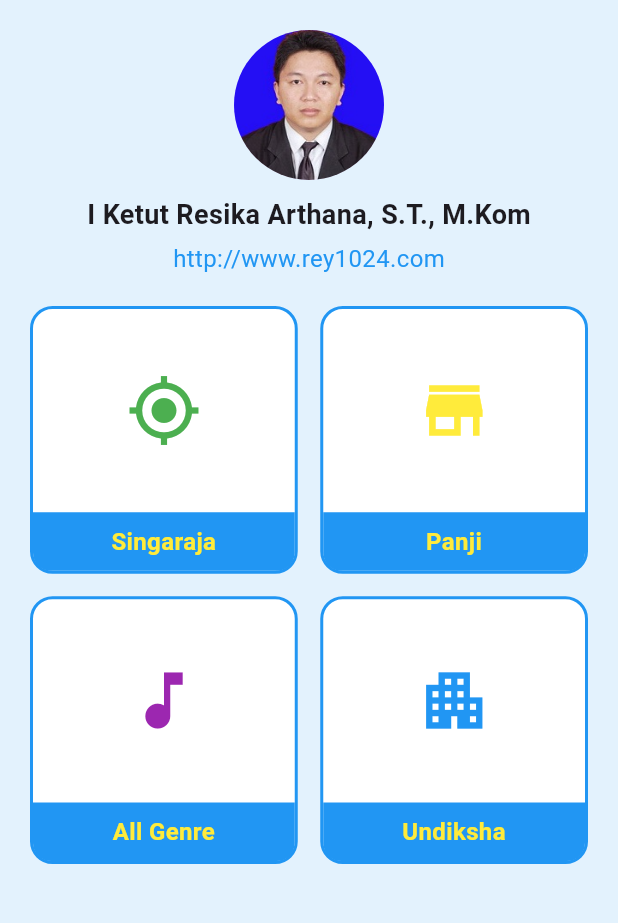
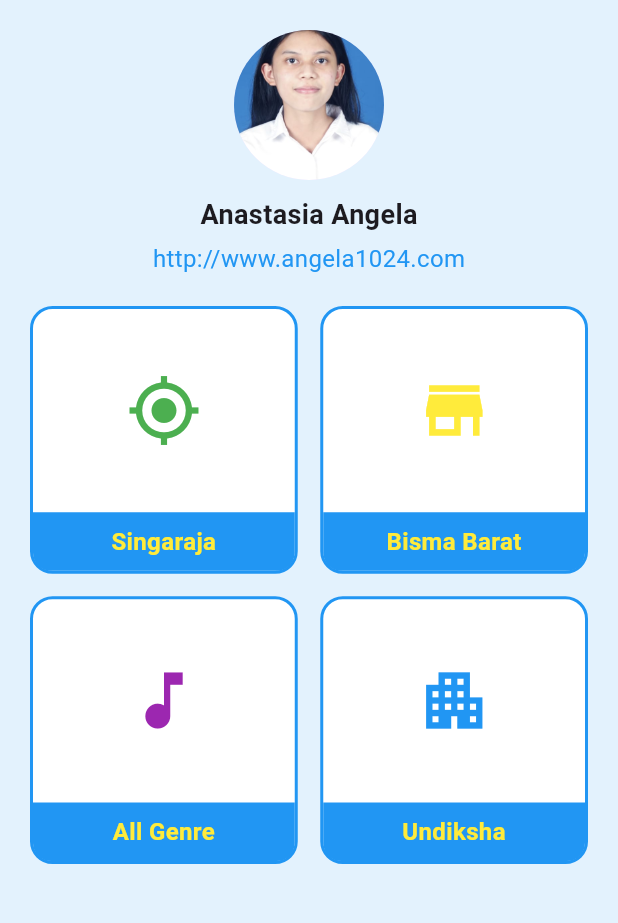
Before and after one commit to anastasiangela/flutter_application_1, a Flutter app: the screen it shows after launch, on a phone screen of 412 x 824 dp, the part 84-1007 px from its top. Run offline on Flutter 3.47's test engine with Material 3 defaults, Android fonts, the phone set to English and light mode, and no system bars.

Commit message:
Update beberapa file

```diff
--- a/lib/main.dart
+++ b/lib/main.dart
@@ -38,21 +38,21 @@ class ProfileScreen extends StatelessWidget {
           CircleAvatar(
             radius: 50,
             backgroundImage: AssetImage(
-              'assets/foto.jpg',
+              'assets/pasfoto.jpg',
             ), // Gambar dari folder assets
           ),
           const SizedBox(height: 10),
 
           // Nama pengguna
           const Text(
-            'I Ketut Resika Arthana, S.T., M.Kom',
+            'Anastasia Angela',
             style: TextStyle(fontSize: 18, fontWeight: FontWeight.bold),
           ),
           const SizedBox(height: 5),
 
           // Link website
           const Text(
-            'http://www.rey1024.com',
+            'http://www.angela1024.com',
             style: TextStyle(fontSize: 16, color: Colors.blue),
           ),
           const SizedBox(height: 20),
@@ -67,7 +67,7 @@ class ProfileScreen extends StatelessWidget {
                 crossAxisSpacing: 15, // Jarak antar kolom
                 children: [
                   buildCustomCard(Icons.gps_fixed, "Singaraja", Colors.green),
-                  buildCustomCard(Icons.store, "Panji", Colors.yellow),
+                  buildCustomCard(Icons.store, "Bisma Barat", Colors.yellow),
                   buildCustomCard(Icons.music_note, "All Genre", Colors.purple),
                   buildCustomCard(Icons.apartment, "Undiksha", Colors.blue),
                 ],
--- a/pubspec.yaml
+++ b/pubspec.yaml
@@ -59,7 +59,7 @@ flutter:
 
   # To add assets to your application, add an assets section, like this:
   assets:
-  - assets/foto.jpg
+  - assets/pasfoto.jpg
   #   - images/a_dot_burr.jpeg
   #   - images/a_dot_ham.jpeg
 
```
Also changed, not shown: assets/foto.jpg (deleted), assets/pasfoto.jpg (added).
